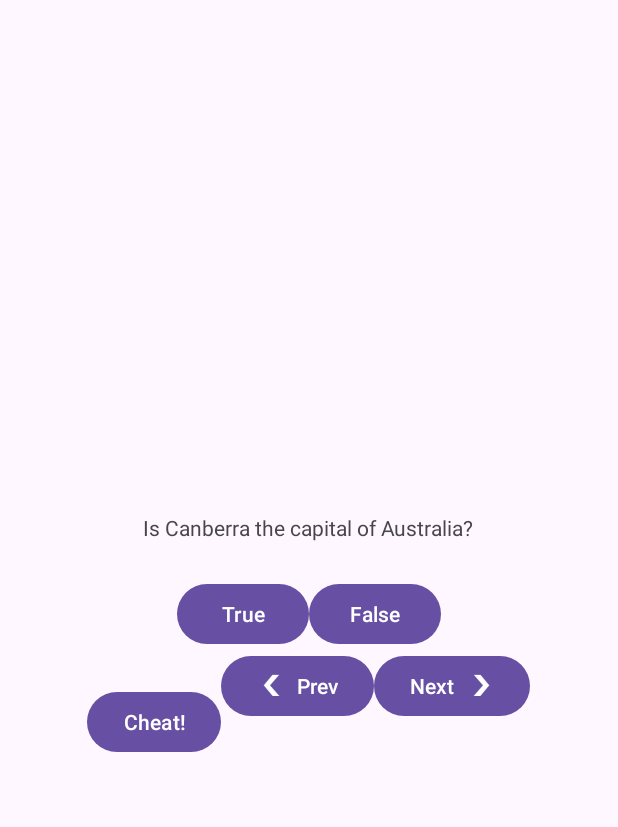
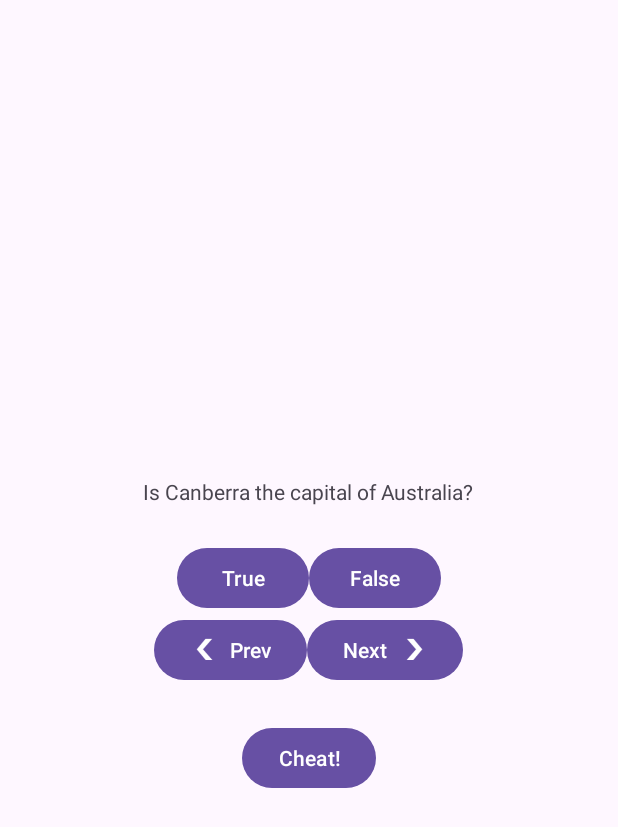
Before and after one commit to 6cylinders/GeoQuizLB, an Android app: the screen it shows after launch (MainActivity), on a phone screen of 412 x 824 dp. Shown: the top 827 px of the screen. Run offline under Robolectric (Android 15) with nearby library versions, the phone set to English and light mode, and no system bars.

Commit message:
fixed cheat button position

```diff
--- a/app/src/main/res/layout/activity_main.xml
+++ b/app/src/main/res/layout/activity_main.xml
@@ -35,12 +35,6 @@
         android:layout_height="wrap_content"
         android:orientation="horizontal">
 
-        <Button
-            android:id="@+id/cheat_button"
-            android:layout_width="wrap_content"
-            android:layout_height="wrap_content"
-            android:layout_marginTop="24dp"
-            android:text="@string/cheat_button" />
 
         <Button
             android:id="@+id/prev_button"
@@ -61,4 +55,18 @@
 
     </LinearLayout>
 
+    <LinearLayout
+        android:layout_width="wrap_content"
+        android:layout_height="wrap_content"
+        android:orientation="horizontal">
+
+    <Button
+        android:id="@+id/cheat_button"
+        android:layout_width="wrap_content"
+        android:layout_height="wrap_content"
+        android:layout_marginTop="24dp"
+        android:text="@string/cheat_button" />
+
+    </LinearLayout>
+
 </LinearLayout>
```
